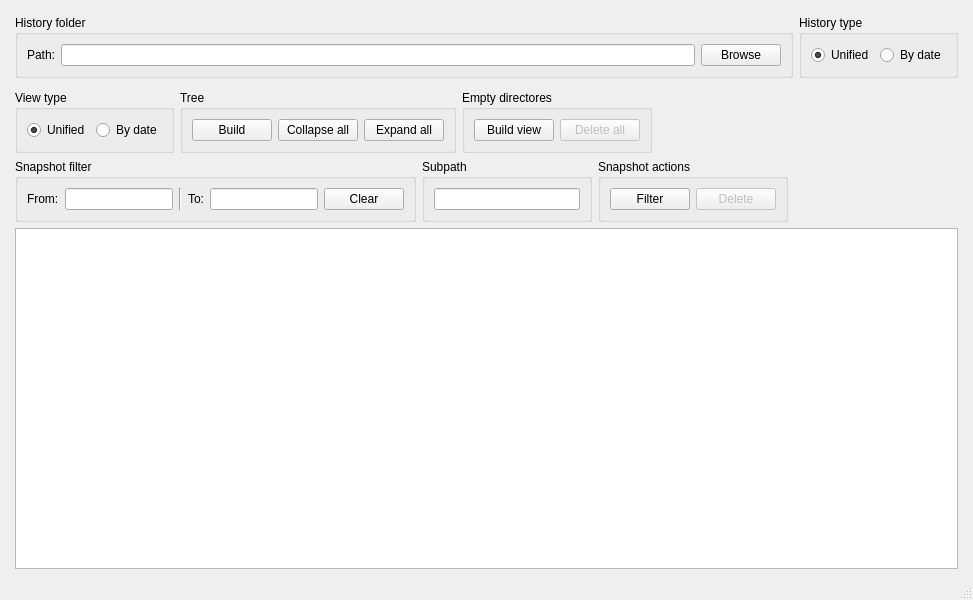
Qt form src/gui/history.ui (mixeme/Columbo) before a commit.
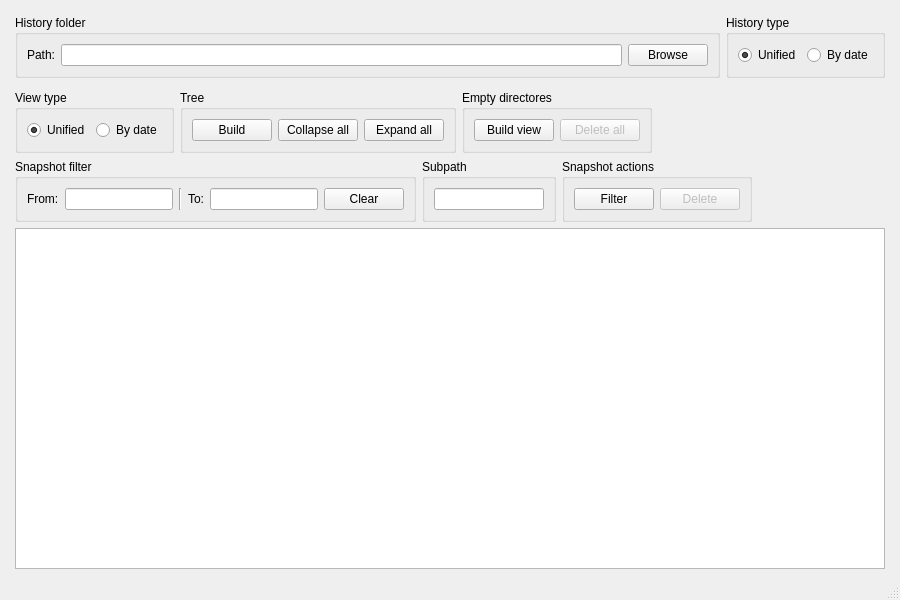
The same form after that commit.

The edit to the form file:
```diff
--- a/src/gui/history.ui
+++ b/src/gui/history.ui
@@ -6,7 +6,7 @@
    <rect>
     <x>0</x>
     <y>0</y>
-    <width>973</width>
+    <width>900</width>
     <height>600</height>
    </rect>
   </property>
```
Left out of the diff: 10 changed lines with no effect on the pictures.
